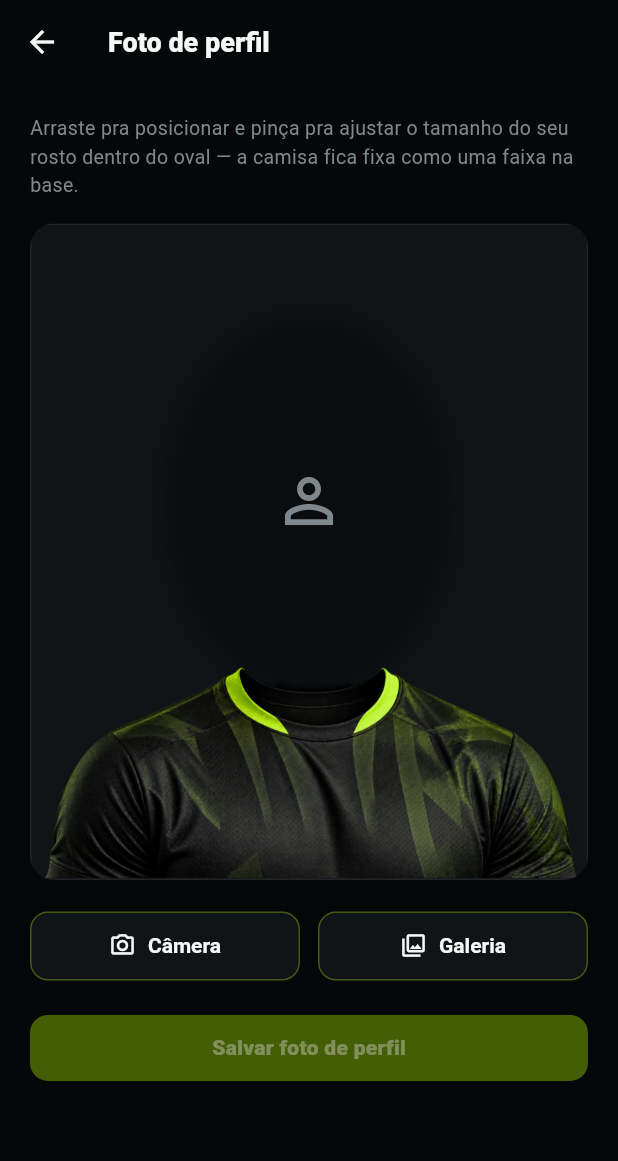
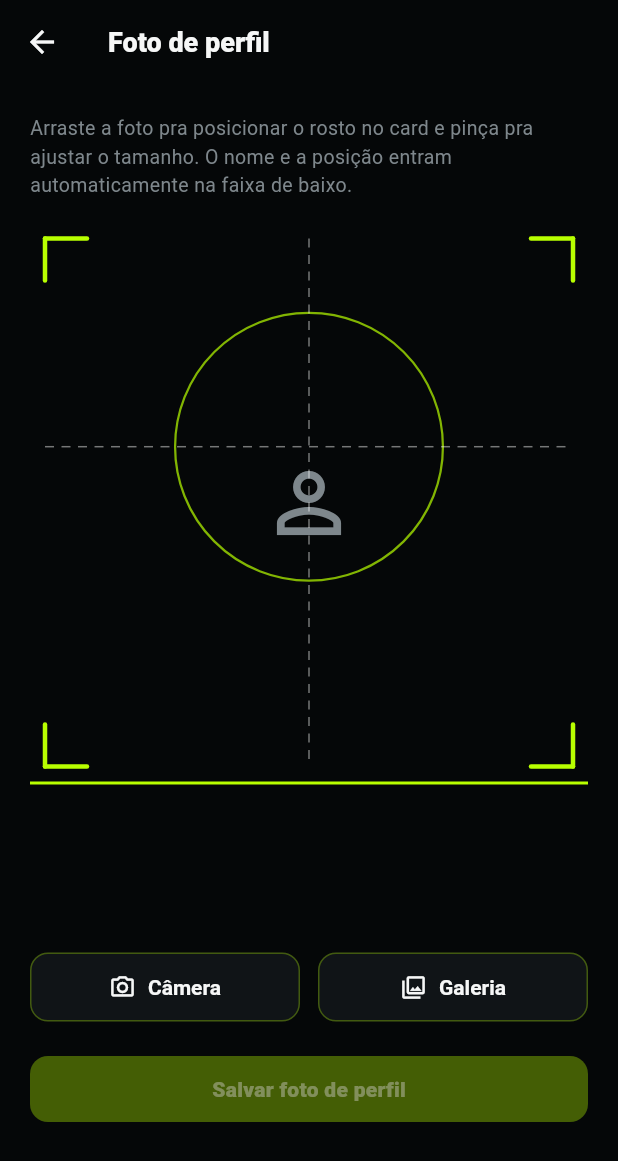
Before and after one commit to minatocristofer-dev/DALEH, a Flutter app: the PerfilScreen screen opened directly, after a tap on the "camera alt" icon, on a phone screen of 412 x 824 dp. Shown: the top 1161 px of the screen. Run offline on Flutter 3.47's test engine with Material 3 defaults, Android fonts, the phone set to English and light mode, and no system bars; our stand-ins replace flutter_riverpod, flutter_secure_storage, image_picker, share_plus, supabase_flutter; accounts and stored records are empty; network calls fail.

Commit message:
feat(app): foto de perfil padronizada com enquadramento e faixa de nome
Foto do jogador vira um card: área de enquadramento com visor e centralização, faixa inferior com nome e posição. Substitui o encaixe na camisa.

Co-Authored-By: Claude Sonnet 5 <noreply@anthropic.com>

```diff
--- a/daleh-app/lib/features/perfil/editar_foto_screen.dart
+++ b/daleh-app/lib/features/perfil/editar_foto_screen.dart
@@ -7,37 +7,18 @@ import 'package:image_picker/image_picker.dart';
 import '../../theme/daleh_theme.dart';
 import 'editar_foto_controller.dart';
 import 'foto_perfil_layout.dart';
+import 'guia_enquadramento.dart';
 
-// Um template só (ver decisão do usuário — nada de escolher pose por
-// enquanto). Escudo/logo do time no peito fica pra uma fase futura: precisa
-// de um campo novo pra upload do escudo do time, que ainda não existe.
-const _templateAsset = 'assets/jerseys/jersey_solto.png';
+/// Monta o card padronizado da foto de perfil a partir de uma foto real
+/// escolhida pelo jogador: foto enquadrada (arrastar + pinçar dentro da área
+/// guia) e uma faixa inferior com nome e posição. Nada é gerado por IA: é só
+/// recorte e composição sobre a foto original. O resultado é achatado num PNG
+/// e enviado pro backend como `avatarUrl`.
+class EditarFotoScreen extends ConsumerStatefulWidget {
+  final String nome;
+  final String? posicao;
 
-// Recorte oval do rosto — sem remoção de fundo (decisão do usuário em QA:
-// segmentação de pessoa via IA é feature grande demais pra agora, fica pra
-// depois). Proporção em relação à altura/largura do quadro — como o quadro
-// já não é quadrado (aspectoFotoPerfil), largura/altura iguais aqui NÃO dão
-// um oval igual nos dois eixos; os valores abaixo foram escolhidos pra dar
-// uma proporção final de rosto (mais alto que largo), não um círculo.
-const _larguraOval = 0.5;
-const _alturaOval = 0.56;
-
-// Quanto o oval "afunda" atrás do colarinho da camisa — em FRAÇÃO da altura
-// do quadro, não em pixels fixos. Testado no emulador com pixels fixos
-// (22px) e funcionou lá, mas num celular real com outra densidade/tamanho
-// de tela a mesma folga em pixels vira uma fresta visível de novo (QA
-// 2026-09-21) — fração escala igual em qualquer tela.
-const _sobreposicaoOvalCamisa = 0.035;
-
-/// Deixa o jogador tirar/escolher uma foto e posicioná-la (arrastar +
-/// pinçar) dentro de um recorte oval — o resto do quadro é fundo sólido, sem
-/// mostrar nada da foto original além do que cai dentro do oval. A camisa
-/// do DALEH fica como uma faixa fixa na base, ocupando no máximo 1/3 da
-/// altura (pedido explícito do usuário em QA). O resultado é achatado num
-/// único PNG (mesma técnica de `player_card_share.dart`) e enviado pro
-/// backend.
-class EditarFotoScreen extends ConsumerStatefulWidget {
-  const EditarFotoScreen({super.key});
+  const EditarFotoScreen({super.key, required this.nome, this.posicao});
 
   @override
   ConsumerState<EditarFotoScreen> createState() => _EditarFotoScreenState();
@@ -86,13 +67,14 @@ class _EditarFotoScreenState extends ConsumerState<EditarFotoScreen> {
   Widget build(BuildContext context) {
     final estado = ref.watch(editarFotoControllerProvider);
 
+
     return Scaffold(
       appBar: AppBar(title: const Text('Foto de perfil')),
       body: ListView(
         padding: const EdgeInsets.all(20),
         children: [
           const Text(
-            'Arraste pra posicionar e pinça pra ajustar o tamanho do seu rosto dentro do oval — a camisa fica fixa como uma faixa na base.',
+            'Arraste a foto pra posicionar o rosto no card e pinça pra ajustar o tamanho. O nome e a posição entram automaticamente na faixa de baixo.',
             style: TextStyle(color: DalehColors.muted, fontSize: 13),
           ),
           const SizedBox(height: 16),
@@ -138,131 +120,105 @@ class _EditarFotoScreenState extends ConsumerState<EditarFotoScreen> {
   }
 
   Widget _canvas() {
-    return AspectRatio(
+    return GestureDetector(
+      onScaleStart: _foto == null ? null : (_) => _escalaBase = _escala,
+      onScaleUpdate: _foto == null
+          ? null
+          : (d) {
+              setState(() {
+                final nova = _escalaBase * d.scale;
+                _escala = nova < 1.0 ? 1.0 : (nova > 4.0 ? 4.0 : nova);
+                _offset += d.focalPointDelta;
+              });
+            },
+      child: AspectRatio(
         aspectRatio: aspectoFotoPerfil,
-      child: RepaintBoundary(
-        key: _boundaryKey,
-        child: ClipRRect(
-          borderRadius: BorderRadius.circular(DalehRadius.lg),
-          child: Container(
-            decoration: BoxDecoration(border: Border.all(color: DalehColors.line), color: DalehColors.surface2),
-            // `LayoutBuilder` porque o encaixe do oval com o colarinho da
-            // camisa precisa de uma sobreposição em PIXELS reais (não em
-            // fração/alinhamento) — só assim dá pra garantir uma folga
-            // negativa fixa (o queixo "afunda" atrás do colarinho) que não
-            // depende de arredondamento de porcentagem.
-            child: LayoutBuilder(
-              builder: (context, constraints) {
-                final altura = constraints.maxHeight;
-                final largura = constraints.maxWidth;
-                final alturaCamisa = altura * fracaoCamisaFotoPerfil;
-                final alturaOval = altura * _alturaOval;
-                final larguraOval = largura * _larguraOval;
-                // O oval desce até ficar por trás do colarinho, não só
-                // encostado nele — sem isso sobra uma fresta de fundo sólido
-                // entre o queixo e a camisa.
-                final baseOval = alturaCamisa - (altura * _sobreposicaoOvalCamisa);
-
-                return Stack(
-                  fit: StackFit.expand,
-                  children: [
-                    Positioned(
-                      left: (largura - larguraOval) / 2,
-                      width: larguraOval,
-                      height: alturaOval,
-                      bottom: baseOval,
-                      // Rosto num recorte OVAL de verdade (mais alto que
-                      // largo, como um rosto) — `BoxShape.circle`/
-                      // `CircleBorder` sempre desenham um círculo perfeito
-                      // usando o lado menor da caixa, ignorando a proporção
-                      // real, então a borda é desenhada à parte com
-                      // `CustomPaint`/`drawOval`, que respeita a caixa
-                      // não-quadrada. Fora do oval é só o fundo sólido do
-                      // `Container` acima, nunca mostra o resto da foto.
         child: Stack(
           fit: StackFit.expand,
           children: [
-                          // Sombra suave por trás do rosto — dá uma
-                          // sensação de profundidade/acabamento sem
-                          // desenhar um contorno vistoso em cima de um
-                          // rosto de verdade (um anel lima brilhante em
-                          // volta do rosto ficava com cara de figurinha,
-                          // não de foto — feedback direto do usuário em
-                          // QA, 2026-09-21).
-                          const IgnorePointer(child: CustomPaint(painter: _SombraOval())),
-                          ClipOval(
-                            child: _foto == null
-                                ? const Icon(Icons.person_outline, size: 48, color: DalehColors.muted)
-                                : GestureDetector(
-                                    onScaleStart: (_) => _escalaBase = _escala,
-                                    onScaleUpdate: (d) {
-                                      setState(() {
-                                        // `num.clamp` devolve `num`, não
-                                        // `double` — por isso o clamp manual
-                                        // em vez de `.clamp(0.3, 4.0)` direto.
-                                        final novaEscala = _escalaBase * d.scale;
-                                        _escala = novaEscala < 0.3 ? 0.3 : (novaEscala > 4.0 ? 4.0 : novaEscala);
-                                        _offset += d.focalPointDelta;
-                                      });
-                                    },
-                                    child: ClipRect(
-                                      child: Transform(
-                                        alignment: Alignment.center,
-                                        transform: Matrix4.identity()
-                                          ..translate(_offset.dx, _offset.dy)
-                                          ..scale(_escala),
-                                        child: Image.memory(
-                                          _foto!,
-                                          fit: BoxFit.cover,
-                                          width: double.infinity,
-                                          height: double.infinity,
-                                        ),
-                                      ),
-                                    ),
-                                  ),
-                          ),
+            RepaintBoundary(key: _boundaryKey, child: _cardFoto()),
+            IgnorePointer(child: CustomPaint(painter: GuiaEnquadramento())),
           ],
-                      ),
-                    ),
-                    // Camisa como faixa fixa na base (no máximo 1/3 da
-                    // altura) — desenhada DEPOIS do oval no Stack, então
-                    // cobre a ponta do queixo que "afunda" atrás dela.
-                    Align(
-                      alignment: Alignment.bottomCenter,
-                      child: SizedBox(
-                        height: alturaCamisa,
-                        width: largura,
-                        child: IgnorePointer(child: Image.asset(_templateAsset, fit: BoxFit.cover)),
-                      ),
-                    ),
-                  ],
-                );
-              },
-            ),
-          ),
         ),
       ),
     );
   }
+
+  Widget _cardFoto() {
+    return ClipRRect(
+      borderRadius: BorderRadius.circular(DalehRadius.lg),
+      child: LayoutBuilder(
+        builder: (context, constraints) {
+          final altura = constraints.maxHeight;
+          final alturaFaixa = altura * fracaoFaixaFotoPerfil;
+          final alturaFoto = altura - alturaFaixa;
+          final largura = constraints.maxWidth;
+          final maxDx = (_escala - 1) * largura / 2;
+          final maxDy = (_escala - 1) * alturaFoto / 2;
+          final dx = _offset.dx > maxDx ? maxDx : (_offset.dx < -maxDx ? -maxDx : _offset.dx);
+          final dy = _offset.dy > maxDy ? maxDy : (_offset.dy < -maxDy ? -maxDy : _offset.dy);
+          return Container(
+            color: DalehColors.bg,
+            child: Column(
+              children: [
+                Expanded(
+                  child: ClipRect(
+                    child: _foto == null
+                        ? const Center(child: Icon(Icons.person_outline, size: 64, color: DalehColors.muted))
+                        : Transform(
+                            alignment: Alignment.center,
+                            transform: Matrix4.identity()
+                              ..translate(dx, dy)
+                              ..scale(_escala),
+                            child: Image.memory(_foto!, fit: BoxFit.cover, width: double.infinity, height: double.infinity),
+                          ),
+                  ),
+                ),
+                SizedBox(
+                  height: alturaFaixa,
+                  width: double.infinity,
+                  child: _faixaNome(alturaFaixa),
+                ),
+              ],
+            ),
+          );
+        },
+      ),
+    );
   }
 
-// Sombra suave atrás do oval — só uma pista discreta de profundidade
-// (o rosto "assenta" no quadro em vez de flutuar), nunca um contorno
-// chamativo. `drawOval` (não `CircleBorder`/`BoxShape.circle`, que sempre
-// desenham um círculo perfeito) porque a caixa é propositalmente não
-// quadrada.
-class _SombraOval extends CustomPainter {
-  const _SombraOval();
-
-  @override
-  void paint(Canvas canvas, Size size) {
-    final paint = Paint()
-      ..color = Colors.black.withValues(alpha: 0.4)
-      ..maskFilter = const MaskFilter.blur(BlurStyle.normal, 10);
-    final area = Rect.fromLTWH(-4, -2, size.width + 8, size.height + 10);
-    canvas.drawOval(area, paint);
+  Widget _faixaNome(double altura) {
+    final posicao = widget.posicao;
+    return Container(
+      padding: EdgeInsets.symmetric(horizontal: altura * 0.12),
+      decoration: const BoxDecoration(
+        color: DalehColors.bg,
+        border: Border(top: BorderSide(color: DalehColors.turf, width: 2)),
+      ),
+      alignment: Alignment.center,
+      child: Column(
+        mainAxisAlignment: MainAxisAlignment.center,
+        children: [
+          FittedBox(
+            fit: BoxFit.scaleDown,
+            child: Text(
+              widget.nome.toUpperCase(),
+              textAlign: TextAlign.center,
+              style: const TextStyle(fontWeight: FontWeight.w900, fontSize: 20, color: DalehColors.text),
+            ),
+          ),
+          if (posicao != null && posicao.isNotEmpty) ...[
+            const SizedBox(height: 2),
+            FittedBox(
+              fit: BoxFit.scaleDown,
+              child: Text(
+                posicao.toUpperCase(),
+                style: const TextStyle(fontWeight: FontWeight.w800, fontSize: 13, letterSpacing: 1.5, color: DalehColors.turf),
+              ),
+            ),
+          ],
+        ],
+      ),
+    );
   }
-
-  @override
-  bool shouldRepaint(covariant CustomPainter oldDelegate) => false;
 }
--- a/daleh-app/lib/features/perfil/foto_perfil_layout.dart
+++ b/daleh-app/lib/features/perfil/foto_perfil_layout.dart
@@ -1,11 +1,8 @@
-/// Proporção do quadro da foto de perfil (jogador + camisa do DALEH) — usada
-/// tanto em `EditarFotoScreen` (onde a foto é composta) quanto em
-/// `PlayerCard` (onde o resultado final aparece), pra uma bater com a outra.
-const aspectoFotoPerfil = 0.85;
+/// Proporção do card da foto de perfil (retrato: foto + faixa com nome e
+/// posição). Usada em `EditarFotoScreen` (onde o card é gerado) e em
+/// `PlayerCard` (onde ele aparece), pra as duas baterem.
+const aspectoFotoPerfil = 0.8;
 
-/// Fração da altura do quadro ocupada pela camisa — ela fica como uma faixa
-/// fixa na base, nunca cobrindo mais que isso. Pedido explícito do usuário
-/// em QA (2026-09-21): a camisa "espremia" o rosto numa fresta pequena;
-/// agora é o contrário, a foto ocupa o quadro inteiro e a camisa é só uma
-/// moldura na parte de baixo.
-const fracaoCamisaFotoPerfil = 1 / 3;
+/// Fração da altura do card ocupada pela faixa inferior com nome e posição.
+/// A foto ocupa o restante, do topo até a faixa.
+const fracaoFaixaFotoPerfil = 0.2;
--- /dev/null
+++ b/daleh-app/lib/features/perfil/guia_enquadramento.dart
@@ -0,0 +1,68 @@
+import 'package:flutter/material.dart';
+import '../../theme/daleh_theme.dart';
+import 'foto_perfil_layout.dart';
+
+/// Marcas de enquadramento sobre o card da foto de perfil: cantos de visor
+/// na área da foto, um círculo na altura da cabeça e linhas tracejadas de
+/// centralização. Só orientação na tela — fica fora do RepaintBoundary, então
+/// nunca entra no PNG final.
+class GuiaEnquadramento extends CustomPainter {
+  const GuiaEnquadramento();
+
+  static const _margem = 10.0;
+  static const _tamanhoCanto = 28.0;
+
+  @override
+  void paint(Canvas canvas, Size size) {
+    final alturaFoto = size.height * (1 - fracaoFaixaFotoPerfil);
+    final esquerda = _margem;
+    final direita = size.width - _margem;
+    final topo = _margem;
+    final base = alturaFoto - _margem;
+    final t = _tamanhoCanto;
+
+    final canto = Paint()
+      ..color = DalehColors.turf
+      ..style = PaintingStyle.stroke
+      ..strokeWidth = 3
+      ..strokeCap = StrokeCap.round;
+
+    canvas.drawLine(Offset(esquerda, topo + t), Offset(esquerda, topo), canto);
+    canvas.drawLine(Offset(esquerda, topo), Offset(esquerda + t, topo), canto);
+    canvas.drawLine(Offset(direita - t, topo), Offset(direita, topo), canto);
+    canvas.drawLine(Offset(direita, topo), Offset(direita, topo + t), canto);
+    canvas.drawLine(Offset(esquerda, base - t), Offset(esquerda, base), canto);
+    canvas.drawLine(Offset(esquerda, base), Offset(esquerda + t, base), canto);
+    canvas.drawLine(Offset(direita - t, base), Offset(direita, base), canto);
+    canvas.drawLine(Offset(direita, base - t), Offset(direita, base), canto);
+
+    final centroCabeca = Offset(size.width / 2, alturaFoto * 0.4);
+    final circulo = Paint()
+      ..color = DalehColors.turf.withValues(alpha: 0.7)
+      ..style = PaintingStyle.stroke
+      ..strokeWidth = 1.5;
+    canvas.drawCircle(centroCabeca, size.width * 0.24, circulo);
+
+    final tracejado = Paint()
+      ..color = Colors.white.withValues(alpha: 0.45)
+      ..strokeWidth = 1;
+    _tracejada(canvas, Offset(size.width / 2, topo), Offset(size.width / 2, base), tracejado);
+    _tracejada(canvas, Offset(esquerda, centroCabeca.dy), Offset(direita, centroCabeca.dy), tracejado);
+  }
+
+  void _tracejada(Canvas canvas, Offset inicio, Offset fim, Paint paint) {
+    const traco = 6.0;
+    const espaco = 5.0;
+    final total = (fim - inicio).distance;
+    final direcao = (fim - inicio) / total;
+    var distancia = 0.0;
+    while (distancia < total) {
+      final ate = distancia + traco > total ? total : distancia + traco;
+      canvas.drawLine(inicio + direcao * distancia, inicio + direcao * ate, paint);
+      distancia += traco + espaco;
+    }
+  }
+
+  @override
+  bool shouldRepaint(covariant CustomPainter oldDelegate) => false;
+}
--- a/daleh-app/lib/features/perfil/perfil_screen.dart
+++ b/daleh-app/lib/features/perfil/perfil_screen.dart
@@ -25,7 +25,7 @@ class PerfilScreen extends ConsumerWidget {
           IconButton(
             tooltip: 'Trocar foto de perfil',
             icon: const Icon(Icons.camera_alt_outlined),
-            onPressed: () => Navigator.of(context).push(MaterialPageRoute(builder: (_) => const EditarFotoScreen())),
+            onPressed: () => Navigator.of(context).push(MaterialPageRoute(builder: (_) => EditarFotoScreen(nome: perfilAsync.valueOrNull?.fullName ?? '', posicao: perfilAsync.valueOrNull?.modalidadePrincipal?.posicaoPrincipal))),
           ),
           IconButton(
             tooltip: 'Sair',
--- a/daleh-app/lib/features/perfil/widgets/player_card.dart
+++ b/daleh-app/lib/features/perfil/widgets/player_card.dart
@@ -8,8 +8,8 @@ import '../models/meu_perfil.dart';
 
 /// A "carta de jogador" do DALEH — layout definido pelo mockup "PERFIL —
 /// PLAYER CARD" (QA de 2026-09-21): canto superior direito chanfrado, foto
-/// do jogador encaixada nesse canto (a mesma foto composta com a camisa do
-/// DALEH, gerada em EditarFotoScreen), nome em duas linhas, linhas de
+/// do jogador encaixada nesse canto (card padronizado com nome e posição,
+/// gerado em EditarFotoScreen), nome em duas linhas, linhas de
 /// informação com ícone, time em destaque com o escudo à direita, e
 /// estatísticas em 4 colunas.
 ///
@@ -200,37 +200,11 @@ class PlayerCard extends StatelessWidget {
     );
   }
 
-  // Sem foto enviada ainda (a maioria dos perfis hoje) — mostra a mesma
-  // estrutura do resultado final (silhueta + faixa da camisa na base) em
-  // vez de um espaço vazio, só pra dar uma pista visual de onde a foto vai
-  // aparecer. Não é dado inventado: é literalmente o template usado em
-  // EditarFotoScreen.
+  // Sem foto enviada ainda: silhueta neutra no mesmo formato do card final.
+  // A foto enviada já vem com nome e posição (ver EditarFotoScreen), então
+  // aqui não há mais camisa na base.
   Widget _placeholderFoto() {
-    return Stack(
-      fit: StackFit.expand,
-      children: [
-        Align(
-          alignment: const Alignment(0, -0.22),
-          child: Container(
-            width: 40,
-            height: 40,
-            decoration: BoxDecoration(
-              shape: BoxShape.circle,
-              border: Border.all(color: DalehColors.turf.withValues(alpha: 0.5), width: 1.5),
-            ),
-            child: const Icon(Icons.person_outline, size: 22, color: DalehColors.muted),
-          ),
-        ),
-        Align(
-          alignment: Alignment.bottomCenter,
-          child: FractionallySizedBox(
-            heightFactor: fracaoCamisaFotoPerfil,
-            widthFactor: 1,
-            child: Image.asset('assets/jerseys/jersey_solto.png', fit: BoxFit.cover),
-          ),
-        ),
-      ],
-    );
+    return const Center(child: Icon(Icons.person_outline, size: 64, color: DalehColors.muted));
   }
 
   Widget _linhaIcone(IconData icone, String texto) {
```
Also changed, not shown: 2 other files. Lines whose indentation alone changed are shown as unchanged.
